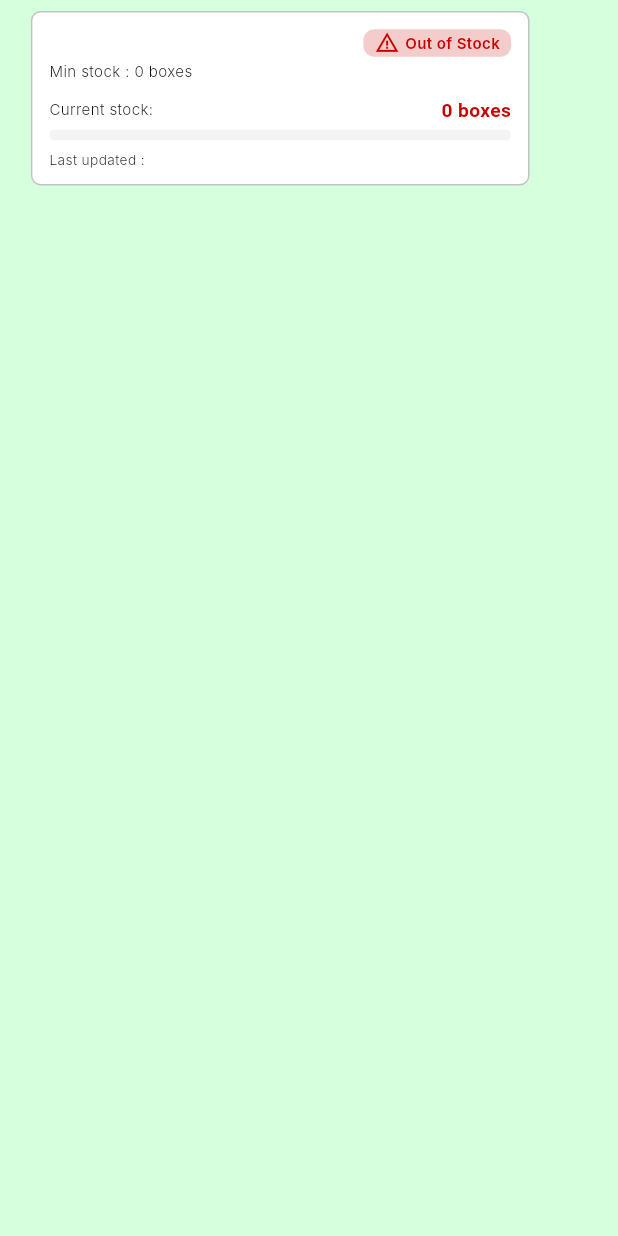
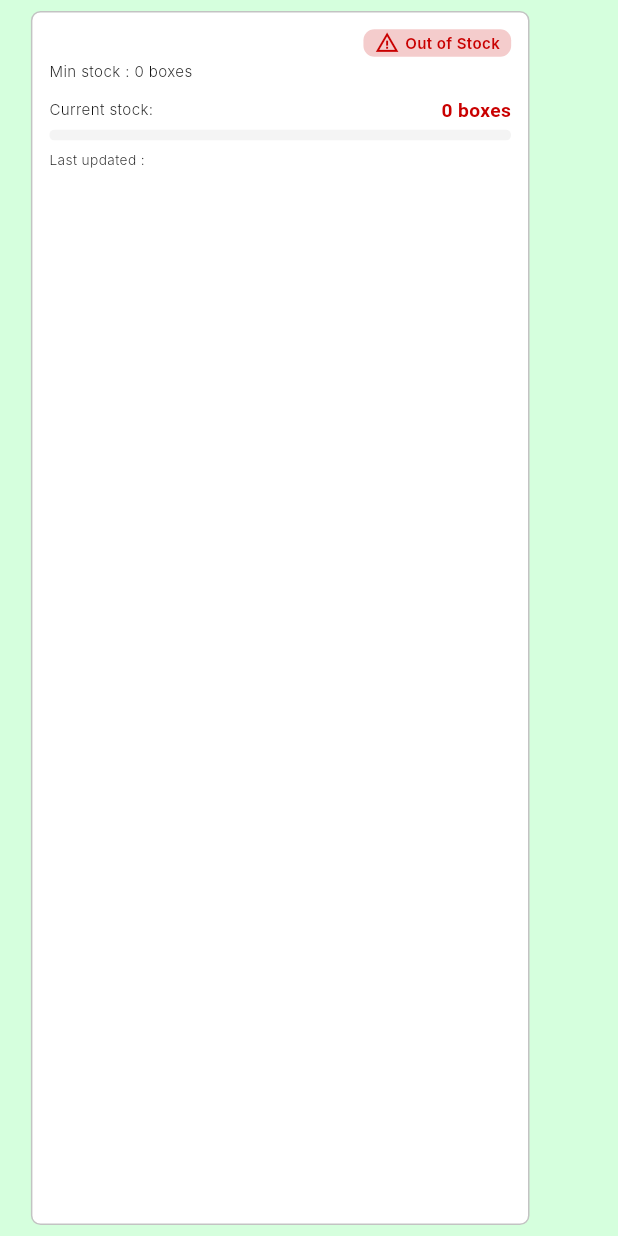
Before and after one commit to sharaffatima/pharmacio-mobile, a Flutter app: the InventoryItemCard widget shown alone on an empty page, opened directly with empty values, on a phone screen of 412 x 824 dp. Run offline on Flutter 3.47's test engine with Material 3 defaults, Android fonts, the phone set to English and light mode, and no system bars; our stand-ins replace camera, dio, equatable, file_picker, flutter_bloc, flutter_screenutil and 6 more; accounts and stored records are empty; network calls fail; Roboto replaces fonts that are missing (Inter).

Commit message:
Refactor code structure for improved readability and maintainability

```diff
--- a/lib/core/networking/app_link_url.dart
+++ b/lib/core/networking/app_link_url.dart
@@ -1,5 +1,5 @@
 class AppLinkUrl {
-  static const String baseUrl = "http://10.0.2.2:8000/api/v1";
+  static const String baseUrl = "https://api.35.228.22.79.nip.io//api/v1";
   static const String login = "/auth/login/";
   static const String register = "/auth/register/";
   static const String logout = "/auth/logout/";
--- a/lib/features/inventory/presentation/widget/inventory_item_card.dart
+++ b/lib/features/inventory/presentation/widget/inventory_item_card.dart
@@ -49,7 +49,7 @@ class InventoryItemCard extends StatelessWidget {
     if (progress > 1.0) progress = 1.0;
 
     return Container(
-      height: 127.h,
+      constraints: BoxConstraints(minHeight: 127.h),
       width: 355.w,
       padding: EdgeInsets.all(12.w),
       margin: EdgeInsets.symmetric(horizontal: 22.w, vertical: 8.h),
```
Also changed, not shown: pubspec.yaml (+7 -0 lines), pubspec.lock, 29 other files.
